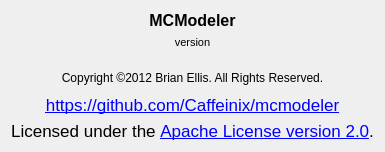
First picture: the form in src/about_box.ui, repository Caffeinix/mcmodeler, before the edit.
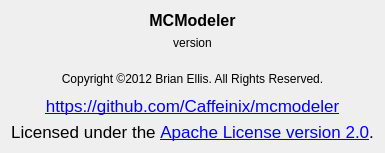
Second picture: the form after the edit.

Commit message: Remove unnecessary style sheet entries for the about box.

```diff
--- a/src/about_box.ui
+++ b/src/about_box.ui
@@ -7,7 +7,7 @@
     <x>0</x>
     <y>0</y>
     <width>390</width>
-    <height>165</height>
+    <height>172</height>
    </rect>
   </property>
   <property name="windowTitle">
@@ -18,14 +18,7 @@
   font-weight: bold;
   font-size: 16px;
 }
-
-#version_label_ {
-  font-size: 11px;
-}
-
-#scary_warning_label_ {
-  color: #800;
-}</string>
+</string>
   </property>
   <layout class="QVBoxLayout" name="verticalLayout">
    <property name="sizeConstraint">
```
The commit also changes 3 other files.
